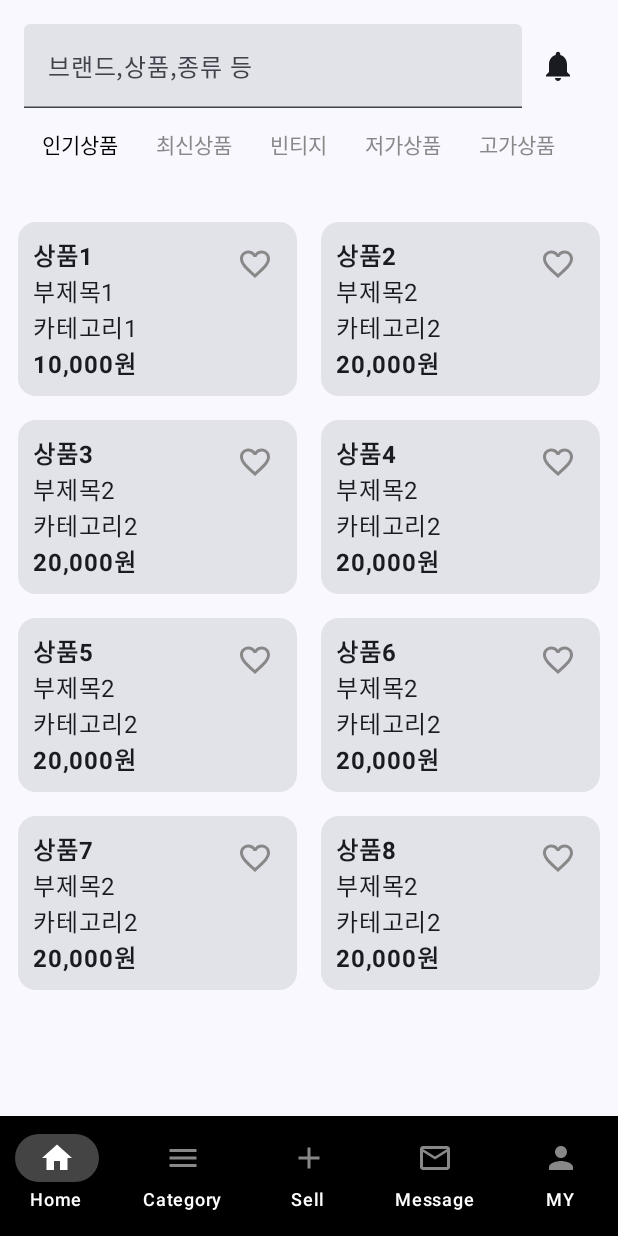
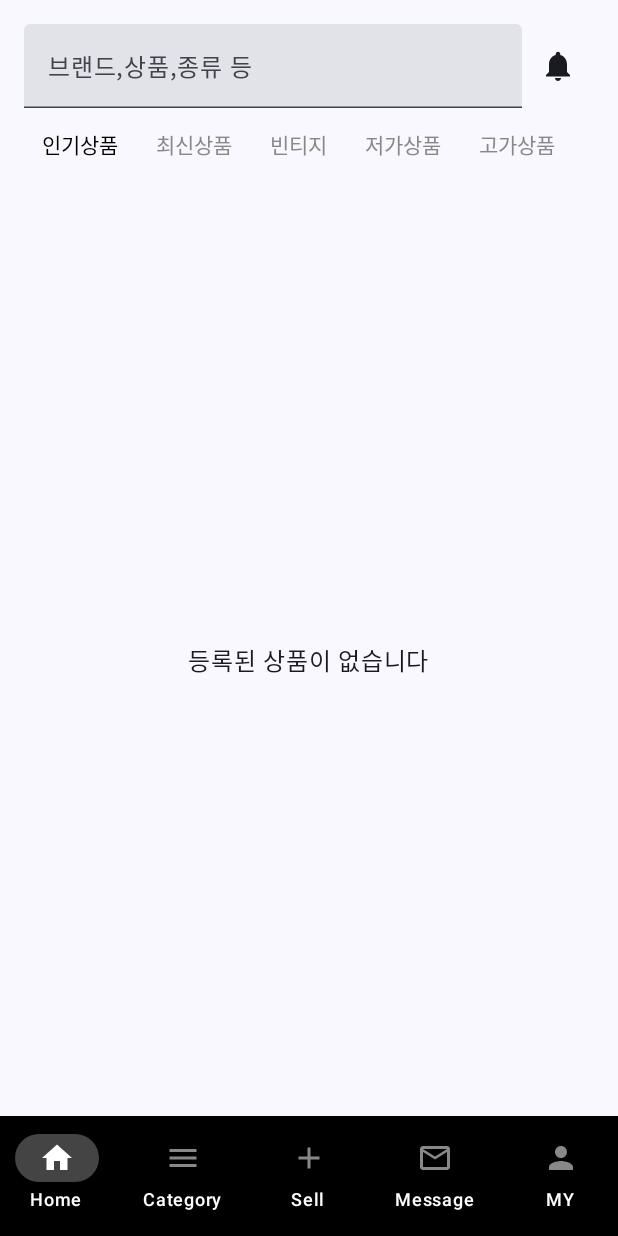
Before and after one commit to dnstnwhgdk/Jull, an Android app built with Jetpack Compose: the @Preview function GreetingPreview2, on a phone screen of 412 x 824 dp. Run offline under Robolectric (Android 15) with nearby library versions, the phone set to English and light mode, and no system bars; our stand-ins replace Firebase (no records; nobody signed in at launch, a user with empty details on screens opened directly); pictures from the network do not load.

Commit message:
민규수정1

```diff
--- a/app/src/main/AndroidManifest.xml
+++ b/app/src/main/AndroidManifest.xml
@@ -1,6 +1,8 @@
 <?xml version="1.0" encoding="utf-8"?>
 <manifest xmlns:android="http://schemas.android.com/apk/res/android"
     xmlns:tools="http://schemas.android.com/tools">
+
+    <uses-permission android:name="android.permission.INTERNET" />
 
     <application
         android:allowBackup="true"
@@ -12,6 +14,10 @@
         android:supportsRtl="true"
         android:theme="@style/Theme.Jull"
         tools:targetApi="31">
+        <activity
+            android:name=".ItemDetailActivity"
+            android:exported="false"
+            android:theme="@style/Theme.Jull" />
         <activity
             android:name=".CreateActivity"
             android:exported="false"
--- a/app/src/main/java/com/example/jull/HomeScreen.kt
+++ b/app/src/main/java/com/example/jull/HomeScreen.kt
@@ -1,64 +1,85 @@
 package com.example.jull
 
-import androidx.compose.foundation.layout.Column
-import androidx.compose.foundation.layout.PaddingValues
-import androidx.compose.foundation.layout.Row
-import androidx.compose.foundation.layout.fillMaxWidth
-import androidx.compose.foundation.layout.padding
+import android.content.Intent
+import android.widget.Toast
+import androidx.compose.foundation.layout.*
 import androidx.compose.foundation.lazy.LazyRow
-import androidx.compose.foundation.lazy.grid.GridCells
-import androidx.compose.foundation.lazy.grid.LazyVerticalGrid
-import androidx.compose.foundation.lazy.grid.items
 import androidx.compose.material.icons.Icons
 import androidx.compose.material.icons.filled.Notifications
-import androidx.compose.material3.ButtonDefaults
-import androidx.compose.material3.Card
-import androidx.compose.material3.Icon
-import androidx.compose.material3.IconButton
-import androidx.compose.material3.Text
-import androidx.compose.material3.TextButton
-import androidx.compose.material3.TextField
-import androidx.compose.runtime.Composable
-import androidx.compose.runtime.getValue
-import androidx.compose.runtime.mutableStateOf
-import androidx.compose.runtime.remember
-import androidx.compose.runtime.setValue
+import androidx.compose.material3.*
+import androidx.compose.runtime.*
 import androidx.compose.ui.Alignment
 import androidx.compose.ui.Modifier
 import androidx.compose.ui.graphics.Color
-import androidx.compose.ui.text.font.FontWeight
+import androidx.compose.ui.platform.LocalContext
 import androidx.compose.ui.unit.dp
-import coil.compose.AsyncImage
+import com.google.firebase.firestore.FirebaseFirestore
+import com.google.firebase.firestore.Query
 
 @Composable
-fun Home(){
+fun Home() {
+    val context = LocalContext.current
     var searchText by remember { mutableStateOf("") }
     var selectedButtonIndex by remember { mutableStateOf(0) }
-    val items = listOf(
-        Item("https://img.schoolmusic.co.kr/prod_picture/22/13/650_23171.jpg", "상품1", "부제목1", "카테고리1", "10,000원"),
-        Item("https://img.schoolmusic.co.kr/prod_picture/22/3431/650_87462.jpg", "상품2", "부제목2", "카테고리2", "20,000원"),
-        Item("https://img.schoolmusic.co.kr/prod_picture/22/1594/650_62488.jpg", "상품3", "부제목2", "카테고리2", "20,000원"),
-        Item("https://img.schoolmusic.co.kr/prod_picture/22/3432/650_56745.jpg", "상품4", "부제목2", "카테고리2", "20,000원"),
-        Item("https://img.schoolmusic.co.kr/prod_picture/22/369/650_83618.jpg", "상품5", "부제목2", "카테고리2", "20,000원"),
-        Item("https://img.schoolmusic.co.kr/prod_picture/22/3431/650_54937.jpg", "상품6", "부제목2", "카테고리2", "20,000원"),
-        Item("https://img.schoolmusic.co.kr/prod_picture/22/3381/quadcortex2_650.jpg", "상품7", "부제목2", "카테고리2", "20,000원"),
-        Item("https://img.schoolmusic.co.kr/prod_picture/22/1815/650_57193.jpg", "상품8", "부제목2", "카테고리2", "20,000원"),
-    )
+    var items by remember { mutableStateOf<List<Item>>(emptyList()) }
+    var isLoading by remember { mutableStateOf(true) }
+    var errorMessage by remember { mutableStateOf<String?>(null) }
+
+    // Firestore에서 데이터 로드
+    LaunchedEffect(selectedButtonIndex) {
+        isLoading = true
+        errorMessage = null
+
+        val firestore = FirebaseFirestore.getInstance()
+        firestore.collection("items")
+            .orderBy("createdAt", Query.Direction.DESCENDING)
+            .addSnapshotListener { snapshot, e ->
+                if (e != null) {
+                    errorMessage = "데이터 로드 실패: ${e.message}"
+                    isLoading = false
+                    return@addSnapshotListener
+                }
+
+                if (snapshot != null) {
+                    val loadedItems = snapshot.documents.mapNotNull { doc ->
+                        try {
+                            Item.fromMap(doc.id, doc.data ?: emptyMap())
+                        } catch (e: Exception) {
+                            null
+                        }
+                    }
+
+                    // 선택된 카테고리에 따라 필터링
+                    val filteredItems = when (selectedButtonIndex) {
+                        0 -> loadedItems // 인기상품
+                        1 -> loadedItems // 최신상품 (이미 createdAt으로 정렬됨)
+                        2 -> loadedItems.filter { it.category.contains("빈티지") }
+                        3 -> loadedItems.sortedBy { it.price.replace("[^0-9]".toRegex(), "").toIntOrNull() ?: 0 }
+                        4 -> loadedItems.sortedByDescending { it.price.replace("[^0-9]".toRegex(), "").toIntOrNull() ?: 0 }
+                        5 -> loadedItems // 베스트상품
+                        else -> loadedItems
+                    }
+
+                    items = filteredItems
+                    isLoading = false
+                }
+            }
+    }
+
     Column {
         Column(
             modifier = Modifier
                 .fillMaxWidth()
                 .padding(16.dp)
-
         ) {
             Row(
-                verticalAlignment = Alignment.CenterVertically // 텍스트 필드와 아이콘을 수직으로 정렬
+                verticalAlignment = Alignment.CenterVertically
             ) {
                 TextField(
                     value = searchText,
                     onValueChange = { searchText = it },
                     label = { Text("브랜드,상품,종류 등") },
-                    modifier = Modifier.weight(1f) // 텍스트 필드가 남은 공간을 채우도록 설정
+                    modifier = Modifier.weight(1f)
                 )
                 IconButton(onClick = { /* 알람 아이콘 클릭 동작 */ }) {
                     Icon(Icons.Default.Notifications, contentDescription = "알람")
@@ -68,7 +89,7 @@ fun Home(){
                 items(6) { index ->
                     TextButton(
                         onClick = { selectedButtonIndex = index },
-                        colors = ButtonDefaults.textButtonColors( // 텍스트 색상 변경
+                        colors = ButtonDefaults.textButtonColors(
                             contentColor = if (selectedButtonIndex == index) Color.Black else Color.Gray
                         ),
                     ) {
@@ -79,12 +100,56 @@ fun Home(){
                             3 -> Text("저가상품")
                             4 -> Text("고가상품")
                             5 -> Text("베스트상품")
-                            6 -> Text("베스트상품")
                         }
                     }
                 }
             }
         }
-        ItemBord(items)
+
+        when {
+            isLoading -> {
+                Box(
+                    modifier = Modifier.fillMaxSize(),
+                    contentAlignment = Alignment.Center
+                ) {
+                    CircularProgressIndicator()
+                }
+            }
+            errorMessage != null -> {
+                Box(
+                    modifier = Modifier.fillMaxSize(),
+                    contentAlignment = Alignment.Center
+                ) {
+                    Text(errorMessage ?: "오류가 발생했습니다")
+                }
+            }
+            items.isEmpty() -> {
+                Box(
+                    modifier = Modifier.fillMaxSize(),
+                    contentAlignment = Alignment.Center
+                ) {
+                    Text("등록된 상품이 없습니다")
+                }
+            }
+            else -> {
+                ItemBord(
+                    items = items.filter { item ->
+                        if (searchText.isEmpty()) true
+                        else (item.title.contains(searchText, ignoreCase = true) ||
+                                item.category.contains(searchText, ignoreCase = true))
+                    },
+                    onItemClick = { item ->
+                        val intent = Intent(context, ItemDetailActivity::class.java).apply {
+                            putExtra("imageUrl", item.imageUrl)
+                            putExtra("title", item.title)
+                            putExtra("price", item.price)
+                            putExtra("category", item.category)
+                            putExtra("description", item.description)
+                        }
+                        context.startActivity(intent)
+                    }
+                )
+            }
+        }
     }
 }
```
Also changed, not shown: app/src/main/java/com/example/jull/Item.kt (+47 -6 lines), app/src/main/java/com/example/jull/ItemBord.kt (+17 -10 lines), app/src/main/java/com/example/jull/ItemDetailActivity.kt (added, +149 -0 lines), app/src/main/java/com/example/jull/SellItemScreen.kt (+98 -21 lines).
